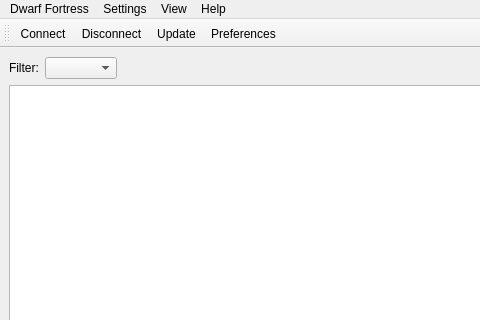
cvuchener/df-workdetailtest, file ui/MainWindow.ui: the form before one commit; both pictures show x 0 to 480 and y 0 to 320 of the 800 by 600 pixel window.
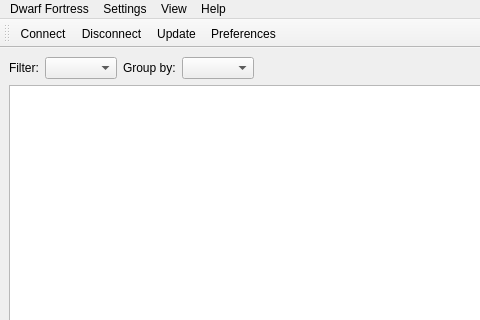
The form after the commit. Icons and pictures are not drawn. Custom widgets are drawn as their Qt base class.

Commit message: Add group choice and model improvements

What changed in the file:
```diff
--- a/ui/MainWindow.ui
+++ b/ui/MainWindow.ui
@@ -27,6 +27,16 @@
       <item>
        <widget class="QComboBox" name="filter_cb"/>
       </item>
+      <item>
+       <widget class="QLabel" name="group_by_label">
+        <property name="text">
+         <string>Group by:</string>
+        </property>
+       </widget>
+      </item>
+      <item>
+       <widget class="QComboBox" name="group_by_cb"/>
+      </item>
       <item>
        <spacer name="horizontalSpacer">
         <property name="orientation">
```
The commit also changes 7 other files.
